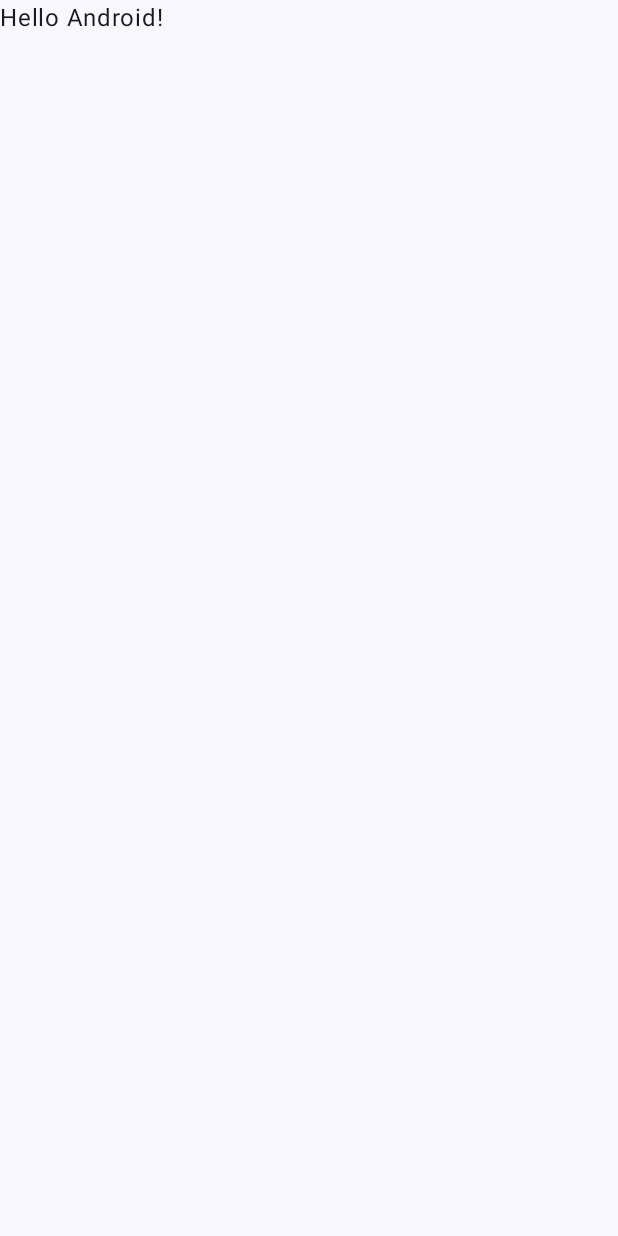
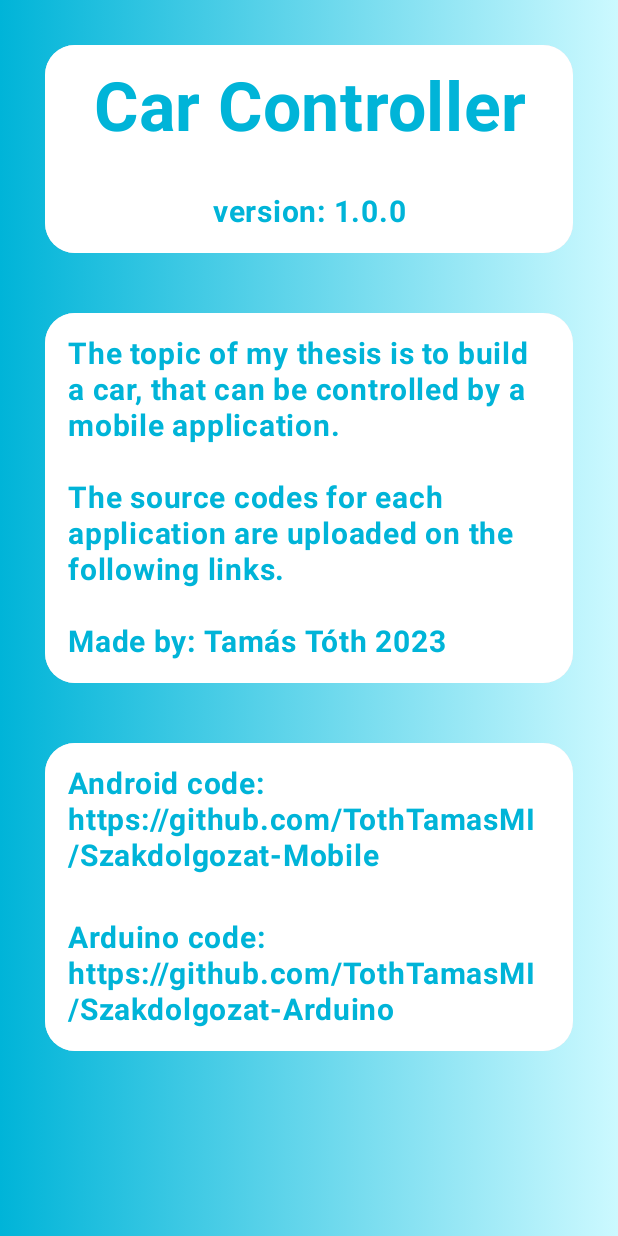
Before and after one commit to TothTamasMI/Szakdolgozat-Mobile, an Android app built with Jetpack Compose: the AboutPageActivity screen opened directly, with no data from a screen before it, on a phone screen of 412 x 824 dp. Before the commit the screen is almost empty. Run offline under Robolectric (Android 15) with nearby library versions, the phone set to English and light mode, and no system bars.

Commit message:
design about page

```diff
--- a/app/src/main/java/com/example/szakdolgozat/AboutPageActivity.kt
+++ b/app/src/main/java/com/example/szakdolgozat/AboutPageActivity.kt
@@ -1,15 +1,36 @@
 package com.example.szakdolgozat
 
+import android.content.Intent
+import android.net.Uri
 import android.os.Bundle
 import androidx.activity.ComponentActivity
 import androidx.activity.compose.setContent
+import androidx.compose.foundation.background
+import androidx.compose.foundation.clickable
+import androidx.compose.foundation.layout.Column
 import androidx.compose.foundation.layout.fillMaxSize
+import androidx.compose.foundation.layout.fillMaxWidth
+import androidx.compose.foundation.layout.padding
+import androidx.compose.foundation.shape.RoundedCornerShape
+import androidx.compose.material3.Card
 import androidx.compose.material3.MaterialTheme
 import androidx.compose.material3.Surface
 import androidx.compose.material3.Text
 import androidx.compose.runtime.Composable
+import androidx.compose.ui.Alignment
 import androidx.compose.ui.Modifier
+import androidx.compose.ui.graphics.Brush
+import androidx.compose.ui.graphics.Color
+import androidx.compose.ui.graphics.Shape
+import androidx.compose.ui.platform.LocalContext
+import androidx.compose.ui.res.colorResource
+import androidx.compose.ui.res.stringResource
+import androidx.compose.ui.text.font.FontWeight
+import androidx.compose.ui.text.style.TextAlign
 import androidx.compose.ui.tooling.preview.Preview
+import androidx.compose.ui.unit.TextUnit
+import androidx.compose.ui.unit.dp
+import androidx.compose.ui.unit.sp
 import com.example.szakdolgozat.ui.theme.SzakdolgozatTheme
 
 class AboutPageActivity : ComponentActivity() {
@@ -19,10 +40,11 @@ class AboutPageActivity : ComponentActivity() {
             SzakdolgozatTheme {
                 // A surface container using the 'background' color from the theme
                 Surface(
-                    modifier = Modifier.fillMaxSize(),
+                    modifier = Modifier
+                        .fillMaxSize(),
                     color = MaterialTheme.colorScheme.background
                 ) {
-                    Greeting("Android")
+                    DisplayEverything()
                 }
             }
         }
@@ -30,17 +52,142 @@ class AboutPageActivity : ComponentActivity() {
 }
 
 @Composable
-fun Greeting(name: String, modifier: Modifier = Modifier) {
-    Text(
-        text = "Hello $name!",
-        modifier = modifier
+fun DisplayEverything() {
+    val c1 = colorResource(id = R.color.blue)
+    val c2 = colorResource(id = R.color.blue2)
+    Column(modifier = Modifier
+        .background(brush = Brush.horizontalGradient(listOf(c1, c2)))
+        .fillMaxSize()
+        .padding(10.dp),
+        horizontalAlignment = Alignment.CenterHorizontally){
+
+        DisplayHeaderCard()
+        DisplayDescriptionCard()
+        DisplayGithubCard()
+    }
+}
+
+@Composable
+fun DisplayHeader(){
+    val title = stringResource(id = R.string.about_page_title)
+    val version = stringResource(id = R.string.about_page_version)
+
+    val modifier = Modifier
+        .background(color = Color.White)
+        .padding(15.dp)
+        .fillMaxWidth()
+
+    Column(modifier = Modifier, horizontalAlignment = Alignment.CenterHorizontally){
+        DisplayText(text = title, modifier = modifier, size = 45.sp, textAlign = TextAlign.Center)
+        DisplayText(text = version, modifier = modifier, textAlign = TextAlign.Center)
+    }
+}
+
+@Composable
+fun DisplayDescription(){
+    val modifier = Modifier
+        .background(color = Color.White)
+        .padding(15.dp)
+
+    DisplayText(modifier = modifier,text = stringResource(id = R.string.about_page_description))
+}
+
+@Composable
+fun DisplayGithubLinks() {
+    val mobile = stringResource(id = R.string.about_page_mobile)
+    val arduino = stringResource(id = R.string.about_page_arduino)
+    val context = LocalContext.current
+    val modifier = Modifier
+        .background(color = Color.White)
+        .padding(15.dp)
+
+    DisplayText(text = mobile, modifier = modifier
+        .clickable {
+            context.startActivity(getIntent(arduino = false))
+        })
+    DisplayText(text = arduino, modifier = modifier
+        .clickable {
+            context.startActivity(getIntent(arduino = true))
+        })
+}
+
+@Composable
+fun DisplayHeaderCard(){
+    val modifier = Modifier
+        .background(
+            color = Color.Transparent
+        )
+        .padding(20.dp)
+    DisplayCard(modifier = modifier, displayHeader = true)
+
+}
+
+@Composable
+fun DisplayDescriptionCard(){
+    val modifier = Modifier
+        .background(
+            color = Color.Transparent
+        )
+        .padding(20.dp)
+    DisplayCard(modifier = modifier, displayDescription = true)
+}
+
+@Composable
+fun DisplayGithubCard() {
+    val modifier = Modifier
+        .background(
+            color = Color.Transparent
+        )
+        .padding(20.dp)
+    DisplayCard(modifier = modifier, displayGithubLinks = true)
+}
+
+@Composable
+fun DisplayCard(
+    modifier: Modifier,
+    displayGithubLinks: Boolean = false,
+    displayDescription: Boolean = false,
+    displayHeader: Boolean = false,
+    shape: Shape = RoundedCornerShape(20.dp)
+){
+    Card(modifier = modifier, shape = shape){
+
+        if(displayGithubLinks){
+            DisplayGithubLinks()
+        } else if (displayDescription){
+            DisplayDescription()
+        } else if (displayHeader){
+            DisplayHeader()
+
+        }
+    }
+}
+
+@Composable
+fun DisplayText(modifier: Modifier = Modifier, text: String = "",textAlign: TextAlign = TextAlign.Left, size: TextUnit = 20.sp, color : Color = colorResource(id = R.color.blue)){
+    Text(text = text,
+        modifier = modifier.background(Color.White),
+        textAlign = textAlign,
+        fontSize = size,
+        fontWeight = FontWeight.Bold,
+        color = color
     )
 }
 
 @Preview(showBackground = true)
 @Composable
-fun GreetingPreview() {
+fun ScreenPreview() {
     SzakdolgozatTheme {
-        Greeting("Android")
+        DisplayEverything()
     }
 }
+
+fun getIntent(arduino : Boolean = false): Intent {
+    val intent = Intent(Intent.ACTION_VIEW)
+    if (arduino){
+        intent.data = Uri.parse("https://github.com/TothTamasMI/Szakdolgozat-Arduino")
+    } else {
+        intent.data = Uri.parse("https://github.com/TothTamasMI/Szakdolgozat-Mobile")
+    }
+    return intent
+}
--- a/app/src/main/java/com/example/szakdolgozat/ButtonControlActivity.kt
+++ b/app/src/main/java/com/example/szakdolgozat/ButtonControlActivity.kt
@@ -28,6 +28,7 @@ class ButtonControlActivity : AppCompatActivity() {
             } else if (event.action == MotionEvent.ACTION_UP) {
                 sendDefaultCommand()
             }
+            isInChoreographyMode = false
             false
         }
 
@@ -37,6 +38,7 @@ class ButtonControlActivity : AppCompatActivity() {
             } else if (event.action == MotionEvent.ACTION_UP) {
                 sendDefaultCommand()
             }
+            isInChoreographyMode = false
             false
         }
 
@@ -46,6 +48,7 @@ class ButtonControlActivity : AppCompatActivity() {
             } else if (event.action == MotionEvent.ACTION_UP) {
                 sendMiddleCommand()
             }
+            isInChoreographyMode = false
             false
         }
 
@@ -55,6 +58,7 @@ class ButtonControlActivity : AppCompatActivity() {
             } else if (event.action == MotionEvent.ACTION_UP) {
                 sendMiddleCommand()
             }
+            isInChoreographyMode = false
             false
         }
 
--- a/app/src/main/java/com/example/szakdolgozat/ui/theme/Color.kt
+++ b/app/src/main/java/com/example/szakdolgozat/ui/theme/Color.kt
@@ -1,11 +1,15 @@
 package com.example.szakdolgozat.ui.theme
 
 import androidx.compose.ui.graphics.Color
+import androidx.compose.ui.res.colorResource
+import com.example.szakdolgozat.R
 
 val Purple80 = Color(0xFFD0BCFF)
 val PurpleGrey80 = Color(0xFFCCC2DC)
 val Pink80 = Color(0xFFEFB8C8)
 
 val Purple40 = Color(0xFF6650a4)
-val PurpleGrey40 = Color(0xFF625b71)
+val PurpleGrey40 = Color(0xFF00B4D8)
 val Pink40 = Color(0xFF7D5260)
+
+val ButtonColor = Color(0xeeffffff)
--- a/app/src/main/res/values/colors.xml
+++ b/app/src/main/res/values/colors.xml
@@ -5,5 +5,5 @@
 
     <color name="orange">#EE9B01</color>
     <color name="blue">#00B4D8</color>
-    <color name="background">#C8D2D1</color>
+    <color name="blue2">#ccf9ff</color>
 </resources>
--- a/app/src/main/res/values/strings.xml
+++ b/app/src/main/res/values/strings.xml
@@ -9,4 +9,13 @@
 
     <string name="about_button_text">About Page</string>
     <string name="title_activity_about_page">AboutPageActivity</string>
+
+    <string name="about_page_title">Car Controller</string>
+    <string name="about_page_version">version: 1.0.0</string>
+    <string name="about_page_description">The topic of my thesis is to build a car, that can be controlled by a mobile application.\n\nThe source codes for each application are uploaded on the following links.\n\nMade by: Tamás Tóth 2023</string>
+    <string name="about_page_arduino">Arduino code: https://github.com/TothTamasMI/Szakdolgozat-Arduino</string>
+    <string name="about_page_arduino_link">https://github.com/TothTamasMI/Szakdolgozat-Arduino</string>
+    <string name="about_page_mobile">Android code: https://github.com/TothTamasMI/Szakdolgozat-Mobile</string>
+    <string name="about_page_mobile_link">https://github.com/TothTamasMI/Szakdolgozat-Mobile</string>
+
 </resources>
```
